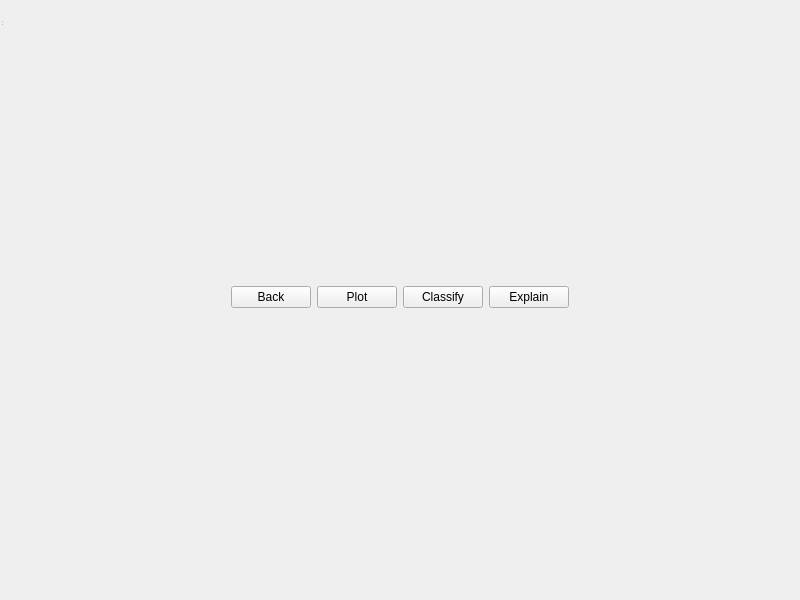
Qt form FrontEnd/UI/DataViewer.ui (ahmadbarzak/ExplainabilityTool) before a commit.
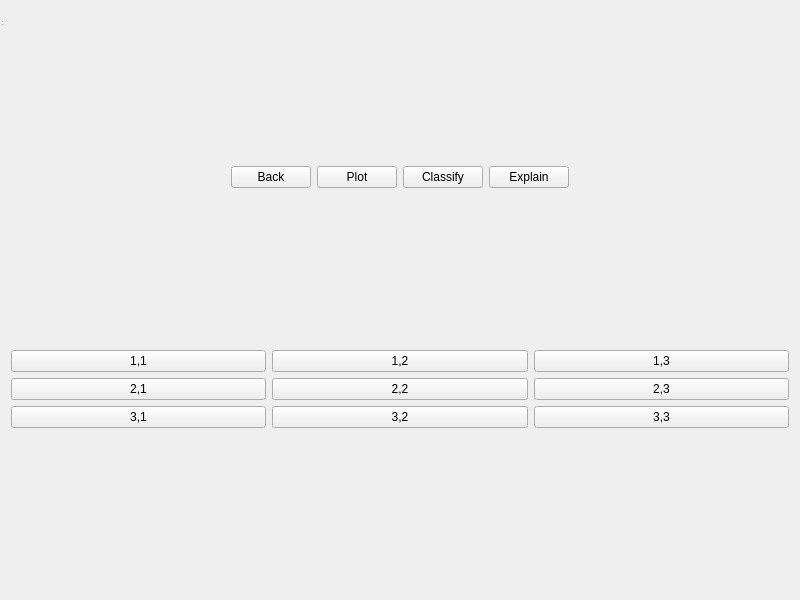
The same form after that commit.

Commit message: Added slider hyperparameter customisability

What changed in the file:
```diff
--- a/FrontEnd/UI/DataViewer.ui
+++ b/FrontEnd/UI/DataViewer.ui
@@ -14,8 +14,72 @@
    <string>Form</string>
   </property>
   <layout class="QGridLayout" name="gridLayout">
-   <item row="3" column="0">
-    <widget class="QMenuBar" name="menubar"/>
+   <item row="4" column="0">
+    <layout class="QGridLayout" name="gridLayout_3">
+     <item row="0" column="1">
+      <widget class="QPushButton" name="b12">
+       <property name="text">
+        <string>1,2</string>
+       </property>
+      </widget>
+     </item>
+     <item row="0" column="2">
+      <widget class="QPushButton" name="b13">
+       <property name="text">
+        <string>1,3</string>
+       </property>
+      </widget>
+     </item>
+     <item row="1" column="0">
+      <widget class="QPushButton" name="b21">
+       <property name="text">
+        <string>2,1</string>
+       </property>
+      </widget>
+     </item>
+     <item row="1" column="2">
+      <widget class="QPushButton" name="b23">
+       <property name="text">
+        <string>2,3</string>
+       </property>
+      </widget>
+     </item>
+     <item row="1" column="1">
+      <widget class="QPushButton" name="b22">
+       <property name="text">
+        <string>2,2</string>
+       </property>
+      </widget>
+     </item>
+     <item row="0" column="0">
+      <widget class="QPushButton" name="b11">
+       <property name="text">
+        <string>1,1</string>
+       </property>
+      </widget>
+     </item>
+     <item row="2" column="0">
+      <widget class="QPushButton" name="b31">
+       <property name="text">
+        <string>3,1</string>
+       </property>
+      </widget>
+     </item>
+     <item row="2" column="1">
+      <widget class="QPushButton" name="b32">
+       <property name="text">
+        <string>3,2</string>
+       </property>
+      </widget>
+     </item>
+     <item row="2" column="2">
+      <widget class="QPushButton" name="pushButton_9">
+       <property name="text">
+        <string>3,3</string>
+       </property>
+      </widget>
+     </item>
+    </layout>
    </item>
    <item row="1" column="0">
     <layout class="QHBoxLayout" name="horizontalLayout">
@@ -75,7 +139,20 @@
      </item>
     </layout>
    </item>
-   <item row="2" column="0">
+   <item row="3" column="0">
+    <spacer name="verticalSpacer_3">
+     <property name="orientation">
+      <enum>Qt::Vertical</enum>
+     </property>
+     <property name="sizeHint" stdset="0">
+      <size>
+       <width>20</width>
+       <height>40</height>
+      </size>
+     </property>
+    </spacer>
+   </item>
+   <item row="8" column="0">
     <spacer name="verticalSpacer">
      <property name="orientation">
       <enum>Qt::Vertical</enum>
@@ -88,6 +165,9 @@
      </property>
     </spacer>
    </item>
+   <item row="10" column="0">
+    <widget class="QMenuBar" name="menubar"/>
+   </item>
    <item row="0" column="0">
     <spacer name="verticalSpacer_2">
      <property name="orientation">
```
The commit also changes 2 other files.
